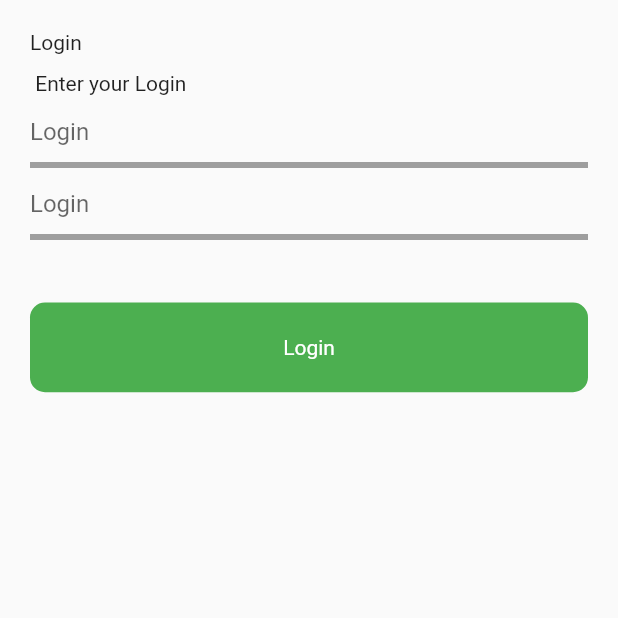
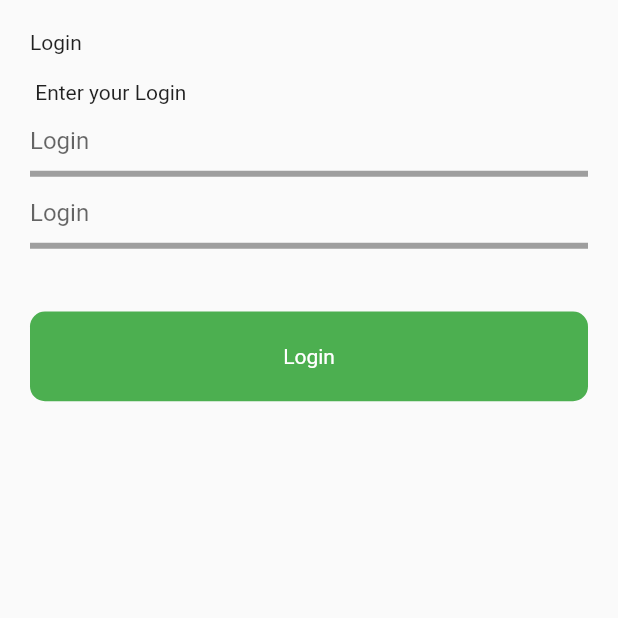
Before and after one commit to mayank72-dev/practical, a Flutter app: the screen it shows after launch, on a phone screen of 412 x 824 dp, the top half of it. Run offline on Flutter 3.47's test engine with Material 2 defaults, Android fonts, the phone set to English and light mode, and no system bars; our stand-ins replace flutter_screenutil.

Commit message:
second commit practical

```diff
--- a/lib/src/Page/LoginScreen/login_screen_vc.dart
+++ b/lib/src/Page/LoginScreen/login_screen_vc.dart
@@ -26,7 +26,7 @@ class LoginProviderScreen extends StatelessWidget {
             child: Column(crossAxisAlignment: CrossAxisAlignment.start,
               children:  [
                 Text(AppString.login),
-                Padding(padding:EdgeInsets.only(top: ScreenUtil().setHeight(10))),
+                Padding(padding:EdgeInsets.only(top: ScreenUtil().setHeight(15))),
                 Text(AppString.enterLogin),
                 customTextField(double.infinity, email, (value) => emailValidation(value), state.focusNode[0] ,  AppString.email,),
                 customTextField(double.infinity, password, (value) => passwordValidation(value), state.focusNode[1] , AppString.password,),
```
